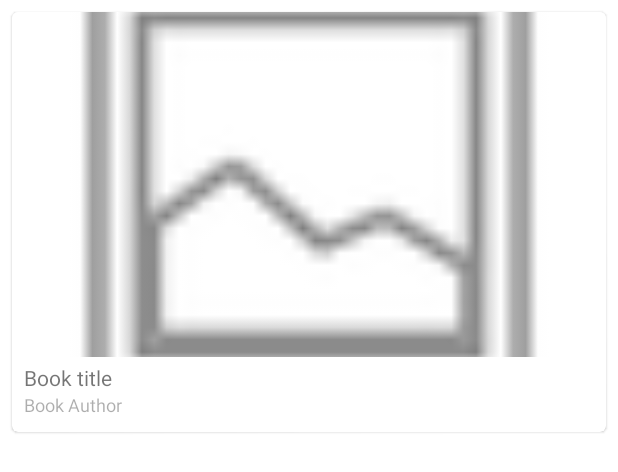
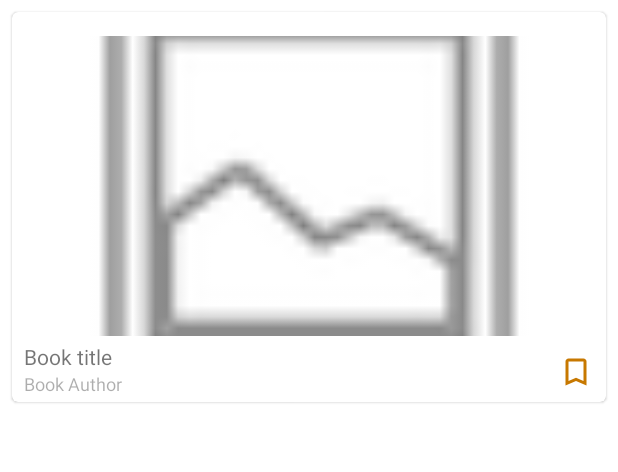
Before and after one commit to myasnick-off/Bookworm, an Android app: the layout item_volume_list.xml on its own in the app's theme, with its tools: preview values and no code run, on a phone screen of 412 x 824 dp. Shown: the top 472 px of the screen. Run offline under Robolectric (Android 15) with nearby library versions, the phone set to English and light mode, and no system bars.

Commit message:
refactoring item layout for RecyclerView, added clickListener interface, refactoring adapter

```diff
--- a/app/src/main/java/com/dev/miasnikoff/bookworm/core/ui/adapter/BaseViewHolder.kt
+++ b/app/src/main/java/com/dev/miasnikoff/bookworm/core/ui/adapter/BaseViewHolder.kt
@@ -3,7 +3,7 @@ package com.dev.miasnikoff.bookworm.core.ui.adapter
 import android.view.View
 import androidx.recyclerview.widget.RecyclerView
 
-abstract class BaseViewHolder<T : RecyclerItem>(viewItem: View) :
+abstract class BaseViewHolder(viewItem: View) :
     RecyclerView.ViewHolder(viewItem) {
-    abstract fun bind(item: T)
+    abstract fun bind(item: RecyclerItem)
 }
--- a/app/src/main/java/com/dev/miasnikoff/bookworm/list/adapter/VolumeItem.kt
+++ b/app/src/main/java/com/dev/miasnikoff/bookworm/list/adapter/VolumeItem.kt
@@ -1,5 +1,6 @@
 package com.dev.miasnikoff.bookworm.list.adapter
 
+import com.dev.miasnikoff.bookworm.R
 import com.dev.miasnikoff.bookworm.core.ui.adapter.RecyclerItem
 
 data class VolumeItem(
@@ -10,5 +11,7 @@ data class VolumeItem(
     val mainCategory: String,
     val averageRating: Float,
     val imageLink: String?,
-    val language: String
+    val language: String,
+    val isFavorite: Boolean = false,
+    val favoriteIcon: Int = R.drawable.ic_bookmark_border_24
     ) : RecyclerItem
--- /dev/null
+++ b/app/src/main/res/drawable/ic_bookmark_border_24.xml
@@ -0,0 +1,10 @@
+<vector xmlns:android="http://schemas.android.com/apk/res/android"
+    android:width="24dp"
+    android:height="24dp"
+    android:tint="?attr/colorSecondary"
+    android:viewportWidth="24"
+    android:viewportHeight="24">
+    <path
+        android:fillColor="@android:color/white"
+        android:pathData="M17,3L7,3c-1.1,0 -1.99,0.9 -1.99,2L5,21l7,-3 7,3L19,5c0,-1.1 -0.9,-2 -2,-2zM17,18l-5,-2.18L7,18L7,5h10v13z" />
+</vector>
--- a/app/src/main/res/layout/item_volume_list.xml
+++ b/app/src/main/res/layout/item_volume_list.xml
@@ -3,7 +3,7 @@
     xmlns:app="http://schemas.android.com/apk/res-auto"
     xmlns:tools="http://schemas.android.com/tools"
     android:layout_width="match_parent"
-    android:layout_height="@dimen/high_280"
+    android:layout_height="wrap_content"
     android:layout_margin="@dimen/margin_8">
 
     <androidx.constraintlayout.widget.ConstraintLayout
@@ -13,7 +13,8 @@
         <androidx.appcompat.widget.AppCompatImageView
             android:id="@+id/book_image"
             android:layout_width="match_parent"
-            android:layout_height="@dimen/img_height_230"
+            android:layout_height="@dimen/img_height_200"
+            android:layout_margin="@dimen/margin_16"
             android:background="?attr/colorControlNormal"
             android:scaleType="centerCrop"
             app:layout_constraintEnd_toEndOf="parent"
@@ -30,7 +31,7 @@
             android:ellipsize="end"
             android:maxLines="1"
             android:textSize="@dimen/text_s"
-            app:layout_constraintEnd_toEndOf="parent"
+            app:layout_constraintEnd_toStartOf="@id/favorite_icon"
             app:layout_constraintStart_toStartOf="parent"
             app:layout_constraintTop_toBottomOf="@+id/book_image"
             tools:text="Book title" />
@@ -41,14 +42,23 @@
             android:layout_height="wrap_content"
             android:layout_marginHorizontal="@dimen/margin_8"
             android:alpha="0.6"
+            android:ellipsize="end"
+            android:maxLines="1"
             android:paddingBottom="@dimen/padding_4"
             android:textSize="@dimen/text_xs"
-            android:ellipsize="end"
-            android:maxLines="1"
+            app:layout_constraintEnd_toStartOf="@id/favorite_icon"
             app:layout_constraintStart_toStartOf="parent"
-            app:layout_constraintEnd_toEndOf="parent"
             app:layout_constraintTop_toBottomOf="@+id/book_title"
             tools:text="Book Author" />
 
+        <androidx.appcompat.widget.AppCompatImageView
+            android:id="@+id/favorite_icon"
+            android:layout_width="wrap_content"
+            android:layout_height="wrap_content"
+            android:layout_margin="@dimen/margin_8"
+            android:src="@drawable/ic_bookmark_border_24"
+            app:layout_constraintBottom_toBottomOf="parent"
+            app:layout_constraintEnd_toEndOf="parent" />
+
     </androidx.constraintlayout.widget.ConstraintLayout>
 </com.google.android.material.card.MaterialCardView>
--- a/app/src/main/res/values/dimens.xml
+++ b/app/src/main/res/values/dimens.xml
@@ -17,5 +17,5 @@
     <dimen name="margin_8">8dp</dimen>
     <dimen name="margin_4">4dp</dimen>
     <dimen name="high_280">280dp</dimen>
-    <dimen name="img_height_230">230dp</dimen>
+    <dimen name="img_height_200">200dp</dimen>
 </resources>
```
Also changed, not shown: app/src/main/java/com/dev/miasnikoff/bookworm/list/ListFragment.kt (+18 -1 lines), app/src/main/java/com/dev/miasnikoff/bookworm/list/adapter/VolumeListAdapter.kt (+40 -8 lines), app/src/main/java/com/dev/miasnikoff/bookworm/list/adapter/VolumeViewHolder.kt (+19 -3 lines), app/src/main/res/drawable/ic_bookmark_24.xml (added, +10 -0 lines).
